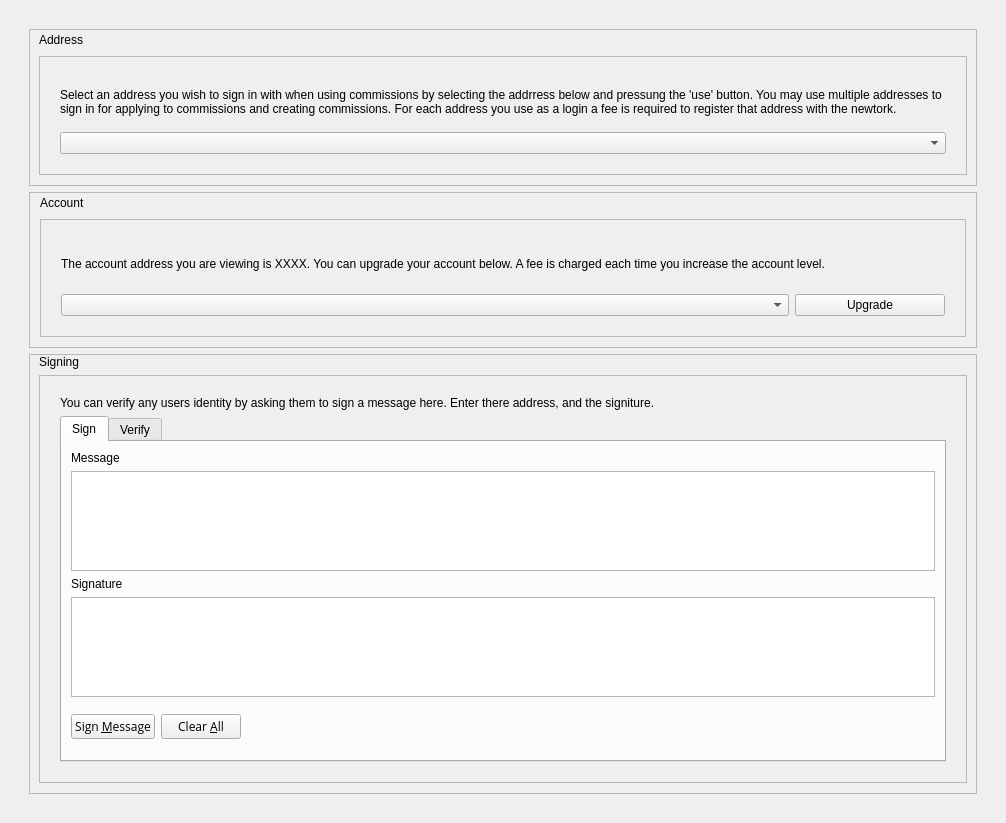
Old version of the form src/qt/forms/identsettings.ui in the repository camenlx/dystem-core.
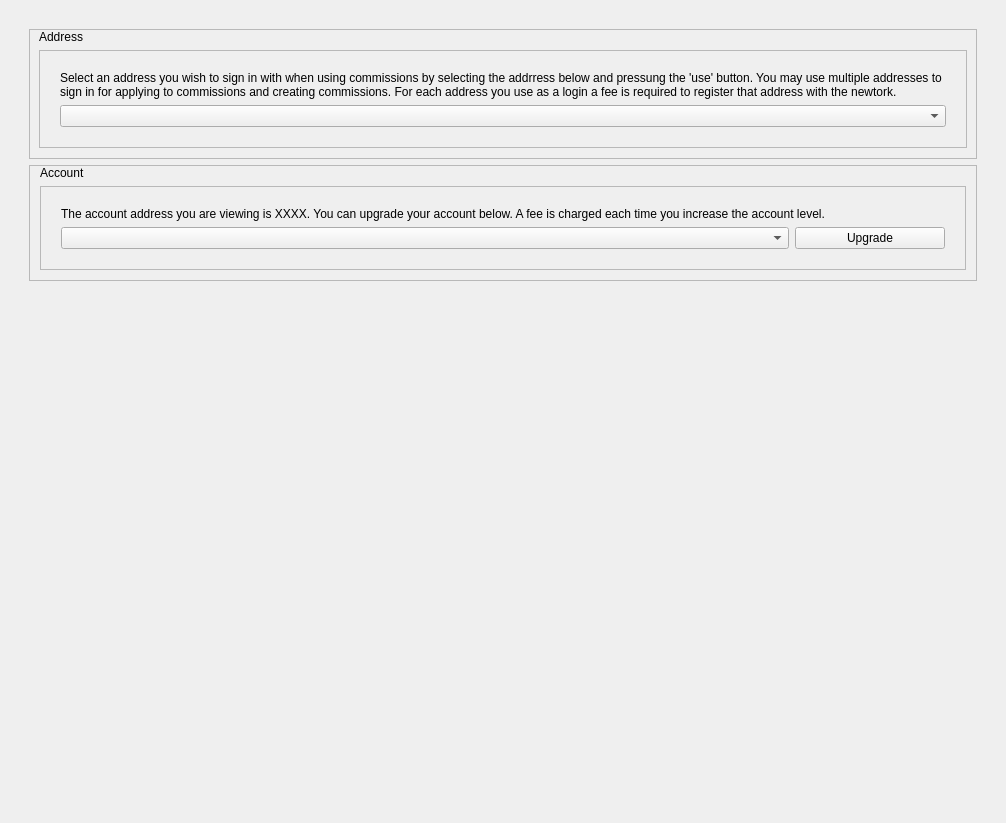
New version of the form. Icons and pictures are not drawn. Custom widgets are drawn as their Qt base class.

```diff
--- a/src/qt/forms/identsettings.ui
+++ b/src/qt/forms/identsettings.ui
@@ -278,314 +278,17 @@
          </layout>
         </item>
         <item>
-         <layout class="QVBoxLayout" name="verticalLayout_7">
-          <item>
-           <widget class="QFrame" name="bip32Frame">
-            <property name="maximumSize">
-             <size>
-              <width>16777215</width>
-              <height>440</height>
-             </size>
-            </property>
-            <property name="frameShape">
-             <enum>QFrame::StyledPanel</enum>
-            </property>
-            <property name="frameShadow">
-             <enum>QFrame::Raised</enum>
-            </property>
-            <layout class="QVBoxLayout" name="verticalLayout_10">
-             <property name="topMargin">
-              <number>0</number>
-             </property>
-             <property name="bottomMargin">
-              <number>10</number>
-             </property>
-             <item>
-              <widget class="QLabel" name="signingTitleLabel">
-               <property name="maximumSize">
-                <size>
-                 <width>16777215</width>
-                 <height>20</height>
-                </size>
-               </property>
-               <property name="text">
-                <string>Signing</string>
-               </property>
-              </widget>
-             </item>
-             <item>
-              <widget class="QFrame" name="signMessageFrame">
-               <property name="frameShape">
-                <enum>QFrame::StyledPanel</enum>
-               </property>
-               <property name="frameShadow">
-                <enum>QFrame::Raised</enum>
-               </property>
-               <layout class="QVBoxLayout" name="verticalLayout_12">
-                <property name="leftMargin">
-                 <number>20</number>
-                </property>
-                <property name="topMargin">
-                 <number>20</number>
-                </property>
-                <property name="rightMargin">
-                 <number>20</number>
-                </property>
-                <property name="bottomMargin">
-                 <number>20</number>
-                </property>
-                <item>
-                 <widget class="QLabel" name="signInfoLabel">
-                  <property name="text">
-                   <string>You can verify any users identity by asking them to sign a message here. Enter there address, and the signiture. </string>
-                  </property>
-                 </widget>
-                </item>
-                <item>
-                 <widget class="QTabWidget" name="signingTabWidget">
-                  <property name="currentIndex">
-                   <number>0</number>
-                  </property>
-                  <widget class="QWidget" name="tab">
-                   <attribute name="title">
-                    <string>Sign</string>
-                   </attribute>
-                   <layout class="QVBoxLayout" name="verticalLayout_6">
-                    <item>
-                     <widget class="QLabel" name="messageLabel">
-                      <property name="text">
-                       <string>Message</string>
-                      </property>
-                     </widget>
-                    </item>
-                    <item>
-                     <widget class="QTextEdit" name="textEdit"/>
-                    </item>
-                    <item>
-                     <widget class="QLabel" name="signitureLabel">
-                      <property name="text">
-                       <string>Signature</string>
-                      </property>
-                     </widget>
-                    </item>
-                    <item>
-                     <widget class="QTextEdit" name="textEdit_2"/>
-                    </item>
-                    <item>
-                     <layout class="QHBoxLayout" name="horizontalLayout_3_SM">
-                      <item>
-                       <widget class="QPushButton" name="signMessageButton_SM">
-                        <property name="font">
-                         <font>
-                          <family>Open Sans</family>
-                         </font>
-                        </property>
-                        <property name="toolTip">
-                         <string>Sign the message to prove you own this DYSTEM address</string>
-                        </property>
-                        <property name="text">
-                         <string>Sign &amp;Message</string>
-                        </property>
-                        <property name="icon">
-                         <iconset resource="../dystem.qrc">
-                          <normaloff>:/icons/edit</normaloff>:/icons/edit</iconset>
-                        </property>
-                        <property name="autoDefault">
-                         <bool>false</bool>
-                        </property>
-                       </widget>
-                      </item>
-                      <item>
-                       <widget class="QPushButton" name="clearButton_SM">
-                        <property name="font">
-                         <font>
-                          <family>Open Sans</family>
-                         </font>
-                        </property>
-                        <property name="toolTip">
-                         <string>Reset all sign message fields</string>
-                        </property>
-                        <property name="text">
-                         <string>Clear &amp;All</string>
-                        </property>
-                        <property name="icon">
-                         <iconset resource="../dystem.qrc">
-                          <normaloff>:/icons/remove</normaloff>:/icons/remove</iconset>
-                        </property>
-                        <property name="autoDefault">
-                         <bool>false</bool>
-                        </property>
-                       </widget>
-                      </item>
-                      <item>
-                       <spacer name="horizontalSpacer_1_SM">
-                        <property name="orientation">
-                         <enum>Qt::Horizontal</enum>
-                        </property>
-                        <property name="sizeHint" stdset="0">
-                         <size>
-                          <width>40</width>
-                          <height>48</height>
-                         </size>
-                        </property>
-                       </spacer>
-                      </item>
-                      <item>
-                       <widget class="QLabel" name="statusLabel_SM">
-                        <property name="font">
-                         <font>
-                          <weight>75</weight>
-                          <bold>true</bold>
-                         </font>
-                        </property>
-                        <property name="text">
-                         <string/>
-                        </property>
-                        <property name="wordWrap">
-                         <bool>true</bool>
-                        </property>
-                       </widget>
-                      </item>
-                      <item>
-                       <spacer name="horizontalSpacer_2_SM">
-                        <property name="orientation">
-                         <enum>Qt::Horizontal</enum>
-                        </property>
-                        <property name="sizeHint" stdset="0">
-                         <size>
-                          <width>40</width>
-                          <height>48</height>
-                         </size>
-                        </property>
-                       </spacer>
-                      </item>
-                     </layout>
-                    </item>
-                   </layout>
-                  </widget>
-                  <widget class="QWidget" name="tab_2">
-                   <attribute name="title">
-                    <string>Verify</string>
-                   </attribute>
-                   <layout class="QVBoxLayout" name="verticalLayout_13">
-                    <item>
-                     <widget class="QLabel" name="label">
-                      <property name="text">
-                       <string>Address</string>
-                      </property>
-                     </widget>
-                    </item>
-                    <item>
-                     <widget class="QValidatedLineEdit" name="addressIn_VM">
-                      <property name="toolTip">
-                       <string>The DYSTEM address the message was signed with</string>
-                      </property>
-                     </widget>
-                    </item>
-                    <item>
-                     <widget class="QLabel" name="label_2">
-                      <property name="text">
-                       <string>Signiture</string>
-                      </property>
-                     </widget>
-                    </item>
-                    <item>
-                     <widget class="QPlainTextEdit" name="messageIn_VM"/>
-                    </item>
-                    <item>
-                     <widget class="QValidatedLineEdit" name="signatureIn_VM"/>
-                    </item>
-                    <item>
-                     <layout class="QHBoxLayout" name="horizontalLayout_2_VM">
-                      <item>
-                       <widget class="QPushButton" name="verifyMessageButton_VM">
-                        <property name="toolTip">
-                         <string>Verify the message to ensure it was signed with the specified DYSTEM address</string>
-                        </property>
-                        <property name="text">
-                         <string>Verify &amp;Message</string>
-                        </property>
-                        <property name="icon">
-                         <iconset resource="../dystem.qrc">
-                          <normaloff>:/icons/transaction_0</normaloff>:/icons/transaction_0</iconset>
-                        </property>
-                        <property name="autoDefault">
-                         <bool>false</bool>
-                        </property>
-                       </widget>
-                      </item>
-                      <item>
-                       <widget class="QPushButton" name="clearButton_VM">
-                        <property name="toolTip">
-                         <string>Reset all verify message fields</string>
-                        </property>
-                        <property name="text">
-                         <string>Clear &amp;All</string>
-                        </property>
-                        <property name="icon">
-                         <iconset resource="../dystem.qrc">
-                          <normaloff>:/icons/remove</normaloff>:/icons/remove</iconset>
-                        </property>
-                        <property name="autoDefault">
-                         <bool>false</bool>
-                        </property>
-                       </widget>
-                      </item>
-                      <item>
-                       <spacer name="horizontalSpacer_1_VM">
-                        <property name="orientation">
-                         <enum>Qt::Horizontal</enum>
-                        </property>
-                        <property name="sizeHint" stdset="0">
-                         <size>
-                          <width>40</width>
-                          <height>48</height>
-                         </size>
-                        </property>
-                       </spacer>
-                      </item>
-                      <item>
-                       <widget class="QLabel" name="statusLabel_VM">
-                        <property name="font">
-                         <font>
-                          <weight>75</weight>
-                          <bold>true</bold>
-                         </font>
-                        </property>
-                        <property name="text">
-                         <string/>
-                        </property>
-                        <property name="wordWrap">
-                         <bool>true</bool>
-                        </property>
-                       </widget>
-                      </item>
-                      <item>
-                       <spacer name="horizontalSpacer_2_VM">
-                        <property name="orientation">
-                         <enum>Qt::Horizontal</enum>
-                        </property>
-                        <property name="sizeHint" stdset="0">
-                         <size>
-                          <width>40</width>
-                          <height>48</height>
-                         </size>
-                        </property>
-                       </spacer>
-                      </item>
-                     </layout>
-                    </item>
-                   </layout>
-                  </widget>
-                 </widget>
-                </item>
-               </layout>
-              </widget>
-             </item>
-            </layout>
-           </widget>
-          </item>
-         </layout>
+         <spacer name="verticalSpacer">
+          <property name="orientation">
+           <enum>Qt::Vertical</enum>
+          </property>
+          <property name="sizeHint" stdset="0">
+           <size>
+            <width>20</width>
+            <height>40</height>
+           </size>
+          </property>
+         </spacer>
         </item>
        </layout>
       </widget>
@@ -594,13 +297,6 @@
    </item>
   </layout>
  </widget>
- <customwidgets>
-  <customwidget>
-   <class>QValidatedLineEdit</class>
-   <extends>QLineEdit</extends>
-   <header>qvalidatedlineedit.h</header>
-  </customwidget>
- </customwidgets>
  <resources>
   <include location="../dystem.qrc"/>
  </resources>
```
